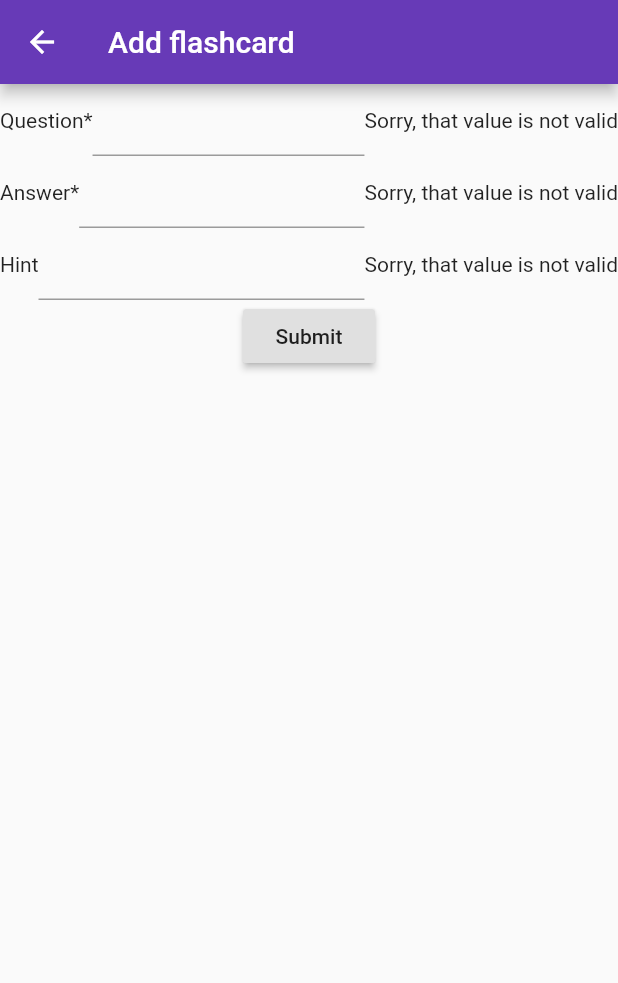
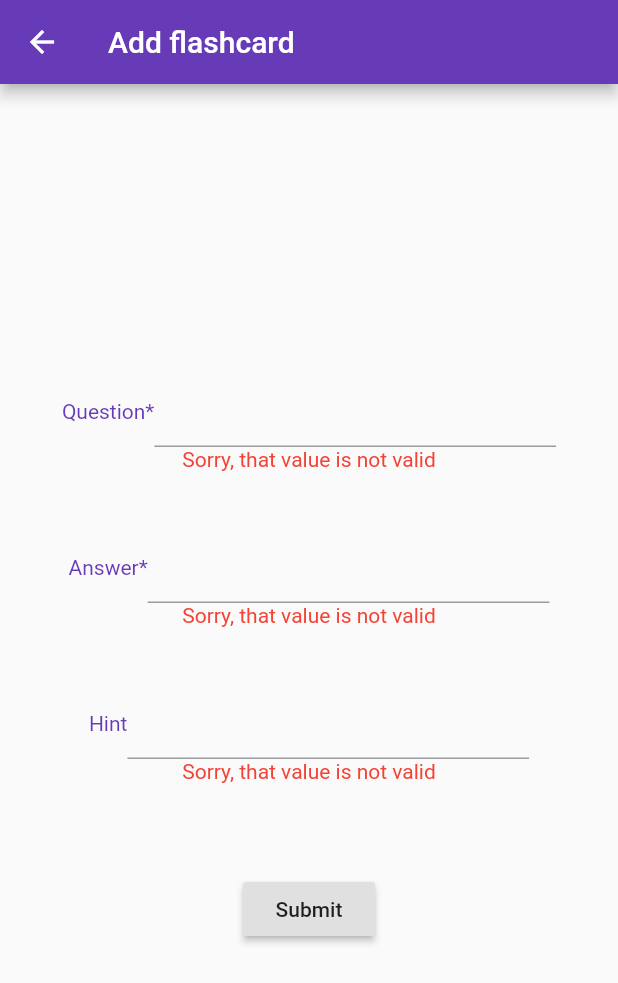
Before and after one commit to JaidenRM/Flashcards, a Flutter app: the AddFlashcard screen opened directly, after a tap on "Submit", on a phone screen of 412 x 824 dp. Shown: the top 983 px of the screen. Run offline on Flutter 3.47's test engine with Material 2 defaults, Android fonts, the phone set to English and light mode, and no system bars; our stand-ins replace auto_size_text, bloc, csv, flutter_bloc.

Commit message:
-- can now add single flashcard then view it -- after i add functionality to move to next flashcard i'll reomve the one flashcard limitation in file_data

```diff
--- a/lib/bloc/add_fc_bloc.dart
+++ b/lib/bloc/add_fc_bloc.dart
@@ -26,13 +26,13 @@ class AddFlashcardBloc extends Bloc<AddFlashcardEvent, AddFlashcardState> {
       bool isAdded;
 
       try {
-        if(event.question.isNotEmpty && event.answer.isNotEmpty)
+        if(event.question != null && event.answer != null)
           newFlashcard = FlashcardModel
             .newModel(event.question, event.answer, event.hint);
         else
           yield _fetchErrorState(event);
 
-        isAdded = repo.addFlashcard(newFlashcard);
+        isAdded = await repo.addFlashcard(newFlashcard);
 
         yield AddedState(isSucc: isAdded);
 
--- a/lib/bloc/event/add_fc_event.dart
+++ b/lib/bloc/event/add_fc_event.dart
@@ -5,6 +5,5 @@ abstract class AddFlashcardEvent {}
 class AddEvent extends AddFlashcardEvent {
   final String question, answer, hint;
 
-  AddEvent({ @required this.question, @required this.answer, this.hint })
-    : assert(question != null && answer != null);
+  AddEvent({ @required this.question, @required this.answer, this.hint });
 }
--- a/lib/data/data_interface.dart
+++ b/lib/data/data_interface.dart
@@ -3,7 +3,7 @@ import '../model/flashcard_model.dart';
 abstract class DataRetrieval {
   Future<FlashcardModel> fetchFlashcard(String name) async {}
   Future<List<FlashcardModel>> fetchFlashcards() async {}
-  bool addFlashcard(FlashcardModel model) {}
-  bool addFlashcards(List<FlashcardModel> models) {}
+  Future<bool> addFlashcard(FlashcardModel model) async {}
+  Future<bool> addFlashcards(List<FlashcardModel> models) async {}
   Future<bool> updateFlashcard(String name, {bool right, bool wrong, bool liked}) async {}
 }
--- a/lib/model/flashcard_model.dart
+++ b/lib/model/flashcard_model.dart
@@ -2,7 +2,7 @@ import 'package:flashcards/utils/convert.dart';
 
 class FlashcardModel implements ConvertTo {
   String question, answer, hint;
-  int right, wrong;
+  int right, wrong, id;
   bool isLiked;
 
   FlashcardModel.newModel(String question, String answer, String hint) {
@@ -14,8 +14,9 @@ class FlashcardModel implements ConvertTo {
     this.isLiked = isLiked;
   }
 
-  FlashcardModel(String question, String answer, String hint
+  FlashcardModel(String id, String question, String answer, String hint
     , String right, String wrong, String isLiked) {
+    this.id = int.tryParse(id) ?? 0;
     this.question = question;
     this.answer = answer;
     this.hint = hint;
@@ -26,7 +27,7 @@ class FlashcardModel implements ConvertTo {
 
   @override
   List<String> toListString() {
-    return [question, answer, hint
+    return [id.toString(), question, answer, hint
       , right.toString(), wrong.toString(), isLiked.toString()];
   }
 }
--- a/lib/service/repository.dart
+++ b/lib/service/repository.dart
@@ -9,8 +9,8 @@ class Repository {
   //decide on how bloc calls this and assign the correct data func
   Future<FlashcardModel> fetchFlashcard(String name) async => await data.fetchFlashcard(name);
   Future<List<FlashcardModel>> fetchFlashcards() async => await data.fetchFlashcards();
-  bool addFlashcard(FlashcardModel flashcard) => data.addFlashcard(flashcard);
-  bool addFlashcards(List<FlashcardModel> flashcards) => data.addFlashcards(flashcards);
+  Future<bool> addFlashcard(FlashcardModel flashcard) async => await data.addFlashcard(flashcard);
+  Future<bool> addFlashcards(List<FlashcardModel> flashcards) async => await data.addFlashcards(flashcards);
   Future<bool> updateFlashcards(String name, {bool right, bool wrong, bool liked})
     async => await data.updateFlashcard(name, right: right, wrong: wrong, liked: liked);
 }
--- a/lib/styles/app_styles.dart
+++ b/lib/styles/app_styles.dart
@@ -8,6 +8,8 @@ abstract class AppText {
     color: Colors.white,
     backgroundColor: Colors.black
   );
+  static const TextStyle ERROR_TEXT = TextStyle(color: NEG_COL);
+  static const TextStyle LABEL_TEXT = TextStyle(color: PRIMARY_COL);
 }
 
 abstract class AppDeco {
--- a/lib/ui/add_flashcard.dart
+++ b/lib/ui/add_flashcard.dart
@@ -1,6 +1,7 @@
 import 'package:flashcards/bloc/add_fc_bloc.dart';
 import 'package:flashcards/bloc/state/add_fc_state.dart';
 import 'package:flashcards/service/repository.dart';
+import 'package:flashcards/styles/app_styles.dart';
 import 'package:flutter/material.dart';
 import 'package:flutter_bloc/flutter_bloc.dart';
 
@@ -12,6 +13,7 @@ class AddFlashcard extends StatefulWidget {
 class _AddState extends State<AddFlashcard> {
   static final Repository _repo = Repository();
   final _bloc = AddFlashcardBloc(repo: _repo);
+  static const wFactor = 0.65;
 
   String question, answer, hint;
 
@@ -19,70 +21,73 @@ class _AddState extends State<AddFlashcard> {
   Widget build(BuildContext context) {
     return Scaffold(
       appBar: AppBar(title: Text('Add flashcard')),
-      body: BlocProvider(
+      body: Container(
+        child:BlocProvider(
           create: (context) => _bloc,
           child: BlocListener<AddFlashcardBloc, AddFlashcardState>(
             listener: (context, state) {
               if(state is AddedState && state.isSucc)
-              showDialog(
-                context: context,
-                child: AlertDialog(
-                  title: Text("Success!"),
-                  content: Text('You\'ve successfully added a new flashcard.'),
-                  actions: <Widget>[
-                    FlatButton(
-                      child: Text('OK'),
-                      onPressed: () => Navigator.pop(context),
-                    ),
-                    FlatButton(
-                      child: Text('Back'),
-                      onPressed: () => Navigator.popUntil(context, (route) => route.isFirst),
-                    ),
-                  ],
-                )
-              );
+                _showResponse(context);
             },
             child: BlocBuilder<AddFlashcardBloc, AddFlashcardState>(
               builder: (context, state)
               {
-              return Column(
+                return Center(child: SingleChildScrollView(
+                  child:
+                    Column(
                       children: <Widget>[
-                  Row(children: <Widget> [
-                    Text('Question*'),
-                    Expanded(
+                        Row(
+                          mainAxisAlignment: MainAxisAlignment.center,
+                          children: <Widget> [
+                            Text('Question*', style: AppText.LABEL_TEXT),
+                            Container(
+                              width: MediaQuery.of(context).size.width * wFactor,
                               child: TextField(
                                 onChanged: (text) => question = text,
                             )),
+                          ]
+                        ),
                         if(state is ErrorState && state.question != Validator.SUCCESS)
-                      Text(_errorText(state.question))
-                  ]),
-                  Row(children: <Widget> [
-                    Text('Answer*'),
-                    Expanded(
+                              Text(_errorText(state.question), style: AppText.ERROR_TEXT,),
+                        Padding(padding: EdgeInsets.all(20),),
+                        Row(
+                          mainAxisAlignment: MainAxisAlignment.center,
+                          children: <Widget> [
+                            Text('Answer*', style: AppText.LABEL_TEXT),
+                            Container(
+                              width: MediaQuery.of(context).size.width * wFactor,
                               child: TextField(
                                 onChanged: (text) => answer = text,
                             )),
+                          ]),
                         if(state is ErrorState && state.answer != Validator.SUCCESS)
-                      Text(_errorText(state.answer))
-                  ]),
-                  Row(children: <Widget> [
-                    Text('Hint'),
-                    Expanded(
+                            Text(_errorText(state.answer), style: AppText.ERROR_TEXT),
+                        Padding(padding: EdgeInsets.all(20),),
+                        Row(
+                          mainAxisAlignment: MainAxisAlignment.center,
+                          children: <Widget> [
+                            Text('Hint', style: AppText.LABEL_TEXT),
+                            Container(
+                              width: MediaQuery.of(context).size.width * wFactor,
                               child: TextField(
                                 onChanged: (text) => hint = text
                             )),
+                          ]),
                         if(state is ErrorState && state.hint != Validator.SUCCESS)
-                      Text(_errorText(state.hint))
-                  ]),
+                          Text(_errorText(state.hint), style: AppText.ERROR_TEXT,),
+                        Padding(padding: EdgeInsets.all(30),),
                         RaisedButton(
                           onPressed: () => _bloc.onAdd(question, answer, hint),
                           child: Text('Submit'),
+                        ),
+                      ]
                     )
-                ]
+                  )
                 );
               }
             ),
           ),
+        )
       )
     );
   }
@@ -104,3 +109,23 @@ String _errorText(Validator error) {
       return "Unknown error!";
   }
 }
+
+void _showResponse(BuildContext context) {
+  showDialog(
+    context: context,
+    child: AlertDialog(
+      title: Text("Success!"),
+      content: Text('You\'ve successfully added a new flashcard.'),
+      actions: <Widget>[
+        FlatButton(
+          child: Text('OK'),
+          onPressed: () => Navigator.pop(context),
+        ),
+        FlatButton(
+          child: Text('Back'),
+          onPressed: () => Navigator.popUntil(context, (route) => route.isFirst),
+        ),
+      ],
+    )
+  );
+}
--- a/lib/ui/home.dart
+++ b/lib/ui/home.dart
@@ -22,6 +22,7 @@ class _HomeState extends State<Home> {
           mainAxisAlignment: MainAxisAlignment.center,
           children: <Widget>[
             FetchRoute(),
+            Padding(padding: EdgeInsets.all(30),),
             AddRoute()
           ],)
       ),
```
Also changed, not shown: lib/data/file_data.dart (+13 -7 lines). Lines whose indentation alone changed are shown as unchanged.
